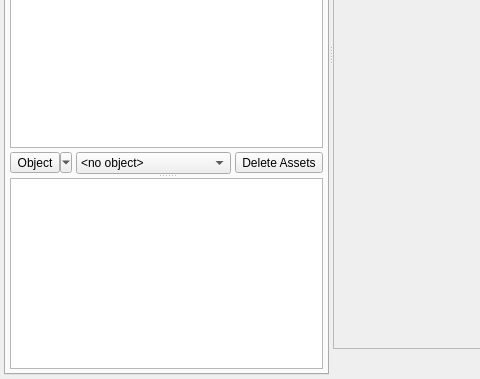
Qt form Editors/RoomEditor.ui (enigma-dev/RadialGM) before a commit; both pictures show x 0 to 480 and y 272 to 651 of the 999 by 651 pixel window.
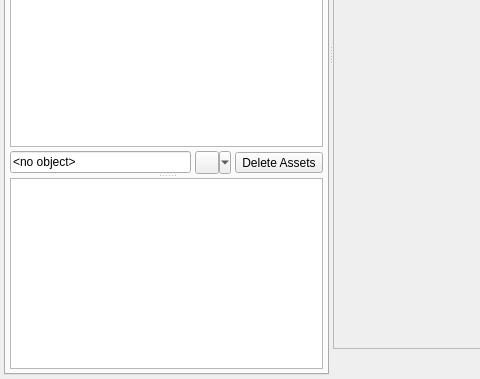
The same form after that commit. Icons and pictures are not drawn. Custom widgets are drawn as their Qt base class.

Commit message: select obj

```diff
--- a/Editors/RoomEditor.ui
+++ b/Editors/RoomEditor.ui
@@ -150,9 +150,22 @@
                <number>4</number>
               </property>
               <item>
-               <widget class="QToolButton" name="addAssetButton">
+               <widget class="QLineEdit" name="currentObject">
                 <property name="text">
-                 <string>Object</string>
+                 <string>&lt;no object&gt;</string>
+                </property>
+               </widget>
+              </item>
+              <item>
+               <widget class="QToolButton" name="objectSelectButton">
+                <property name="minimumSize">
+                 <size>
+                  <width>32</width>
+                  <height>0</height>
+                 </size>
+                </property>
+                <property name="text">
+                 <string/>
                 </property>
                 <property name="icon">
                  <iconset resource="../images.qrc">
@@ -161,24 +174,6 @@
                 <property name="popupMode">
                  <enum>QToolButton::MenuButtonPopup</enum>
                 </property>
-                <property name="toolButtonStyle">
-                 <enum>Qt::ToolButtonTextBesideIcon</enum>
-                </property>
-               </widget>
-              </item>
-              <item>
-               <widget class="QComboBox" name="addAssetCombo">
-                <property name="sizePolicy">
-                 <sizepolicy hsizetype="Preferred" vsizetype="Fixed">
-                  <horstretch>0</horstretch>
-                  <verstretch>0</verstretch>
-                 </sizepolicy>
-                </property>
-                <item>
-                 <property name="text">
-                  <string>&lt;no object&gt;</string>
-                 </property>
-                </item>
                </widget>
               </item>
               <item>
```
Left out of the diff: 6 changed lines with no effect on the pictures. The commit also changes 10 other files.
